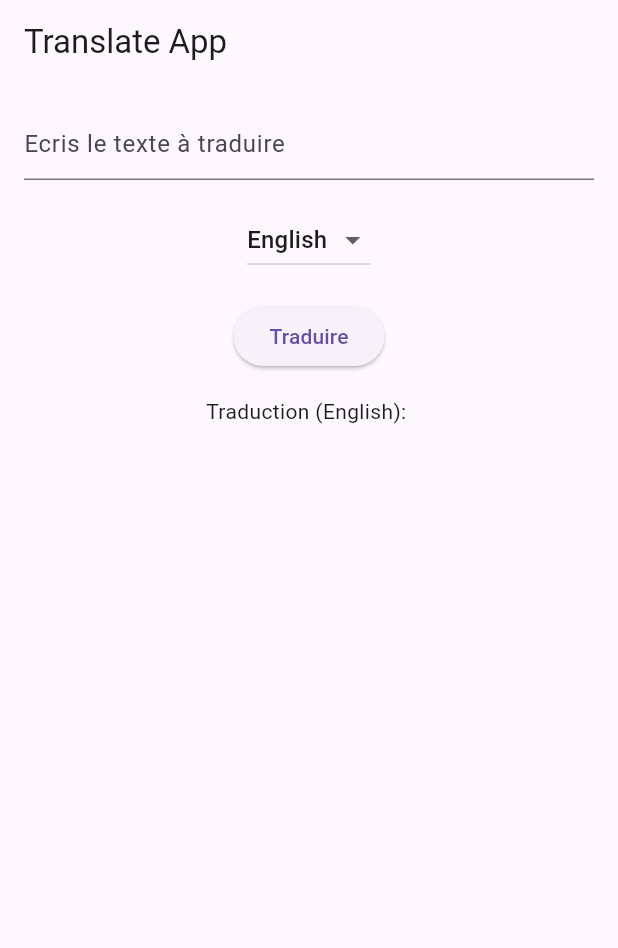
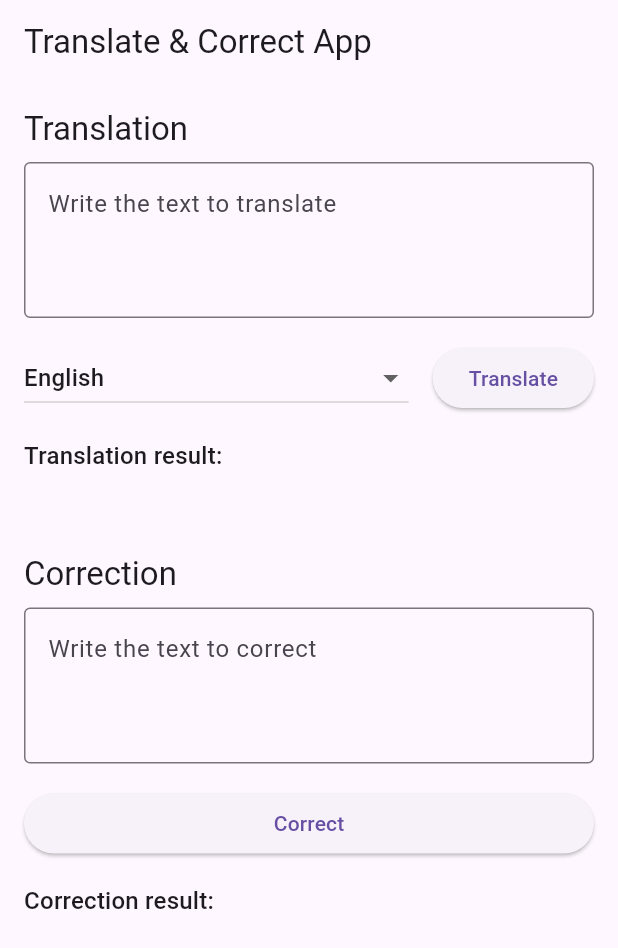
Before and after one commit to CapitaineBarbarossa/tp_api_trad, a Flutter app: the screen it shows after launch, on a phone screen of 412 x 824 dp. Shown: the top 948 px of the screen. Run offline on Flutter 3.47's test engine with Material 3 defaults, Android fonts, the light colour scheme and no system bars; our stand-ins replace logger, shared_preferences.

Commit message:
adding the grammar and spelling correction feature

```diff
--- a/lib/screens/home_screen.dart
+++ b/lib/screens/home_screen.dart
@@ -1,5 +1,6 @@
 import 'package:flutter/material.dart';
 import '../services/translation_service.dart';
+import '../services/correction_service.dart';
 
 class HomeScreen extends StatefulWidget {
   const HomeScreen({super.key});
@@ -10,11 +11,14 @@ class HomeScreen extends StatefulWidget {
 
 class HomeScreenState extends State<HomeScreen> {
   final TranslationService _translationService = TranslationService();
-  final TextEditingController _textController = TextEditingController();
+  final CorrectionService _correctionService = CorrectionService();
+  final TextEditingController _translationController = TextEditingController();
+  final TextEditingController _correctionController = TextEditingController();
   String _translatedText = '';
-  String _selectedLanguage = 'English'; // Langue par défaut
+  String _correctedText = '';
+  String _selectedLanguage = 'English'; // Default language
+  bool _isLoading = false;
 
-  // Liste des langues disponibles
   final List<String> _languages = [
     'English',
     'French',
@@ -24,13 +28,40 @@ class HomeScreenState extends State<HomeScreen> {
   ];
 
   void _translate() async {
-    final text = _textController.text;
+    final text = _translationController.text;
     if (text.isNotEmpty) {
-      final translation =
-          await _translationService.translate(text, _selectedLanguage);
+      setState(() => _isLoading = true);
+      try {
+        final translation = await _translationService.translate(text, _selectedLanguage);
         setState(() {
           _translatedText = translation;
         });
+      } catch (e) {
+        ScaffoldMessenger.of(context).showSnackBar(
+          SnackBar(content: Text('Translation error: $e')),
+        );
+      } finally {
+        setState(() => _isLoading = false);
+      }
+    }
+  }
+
+  void _correctText() async {
+    final text = _correctionController.text;
+    if (text.isNotEmpty) {
+      setState(() => _isLoading = true);
+      try {
+        final correctedText = await _correctionService.correctText(text, _selectedLanguage);
+        setState(() {
+          _correctedText = correctedText;
+        });
+      } catch (e) {
+        ScaffoldMessenger.of(context).showSnackBar(
+          SnackBar(content: Text('Correction error: $e')),
+        );
+      } finally {
+        setState(() => _isLoading = false);
+      }
     }
   }
 
@@ -38,21 +69,30 @@ class HomeScreenState extends State<HomeScreen> {
   Widget build(BuildContext context) {
     return Scaffold(
       appBar: AppBar(
-        title: const Text('Translate App'),
+        title: const Text('Translate & Correct App'),
       ),
-      body: Padding(
+      body: SingleChildScrollView(
         padding: const EdgeInsets.all(16.0),
         child: Column(
+          crossAxisAlignment: CrossAxisAlignment.stretch,
           children: [
+            Text('Translation', style: Theme.of(context).textTheme.titleLarge),
+            const SizedBox(height: 8),
             TextField(
-              controller: _textController,
+              controller: _translationController,
               decoration: const InputDecoration(
-                hintText: 'Ecris le texte à traduire',
+                hintText: 'Write the text to translate',
+                border: OutlineInputBorder(),
               ),
+              maxLines: 3,
             ),
             const SizedBox(height: 16),
-            DropdownButton<String>(
+            Row(
+              children: [
+                Expanded(
+                  child: DropdownButton<String>(
                     value: _selectedLanguage,
+                    isExpanded: true,
                     onChanged: (String? newValue) {
                       setState(() {
                         _selectedLanguage = newValue!;
@@ -65,16 +105,54 @@ class HomeScreenState extends State<HomeScreen> {
                       );
                     }).toList(),
                   ),
+                ),
+                const SizedBox(width: 16),
+                ElevatedButton(
+                  onPressed: _isLoading ? null : _translate,
+                  child: _isLoading ? const SizedBox(
+                      width: 20,
+                      height: 20,
+                      child: CircularProgressIndicator(strokeWidth: 2)
+                  ) : const Text('Translate'),
+                ),
+              ],
+            ),
+            const SizedBox(height: 16),
+            Text('Translation result:', style: Theme.of(context).textTheme.titleMedium),
+            Text(_translatedText),
+            const SizedBox(height: 32),
+            Text('Correction', style: Theme.of(context).textTheme.titleLarge),
+            const SizedBox(height: 8),
+            TextField(
+              controller: _correctionController,
+              decoration: const InputDecoration(
+                hintText: 'Write the text to correct',
+                border: OutlineInputBorder(),
+              ),
+              maxLines: 3,
+            ),
             const SizedBox(height: 16),
             ElevatedButton(
-              onPressed: _translate,
-              child: const Text('Traduire'),
+              onPressed: _isLoading ? null : _correctText,
+              child: _isLoading ? const SizedBox(
+                  width: 20,
+                  height: 20,
+                  child: CircularProgressIndicator(strokeWidth: 2)
+              ) : const Text('Correct'),
             ),
             const SizedBox(height: 16),
-            Text('Traduction ($_selectedLanguage): $_translatedText'),
+            Text('Correction result:', style: Theme.of(context).textTheme.titleMedium),
+            Text(_correctedText),
           ],
         ),
       ),
     );
   }
+
+  @override
+  void dispose() {
+    _translationController.dispose();
+    _correctionController.dispose();
+    super.dispose();
   }
+}
```
Also changed, not shown: lib/services/correction_service.dart (added, +74 -0 lines), lib/widgets/translation_input.dart (+51 -8 lines). Lines whose indentation alone changed are shown as unchanged.
